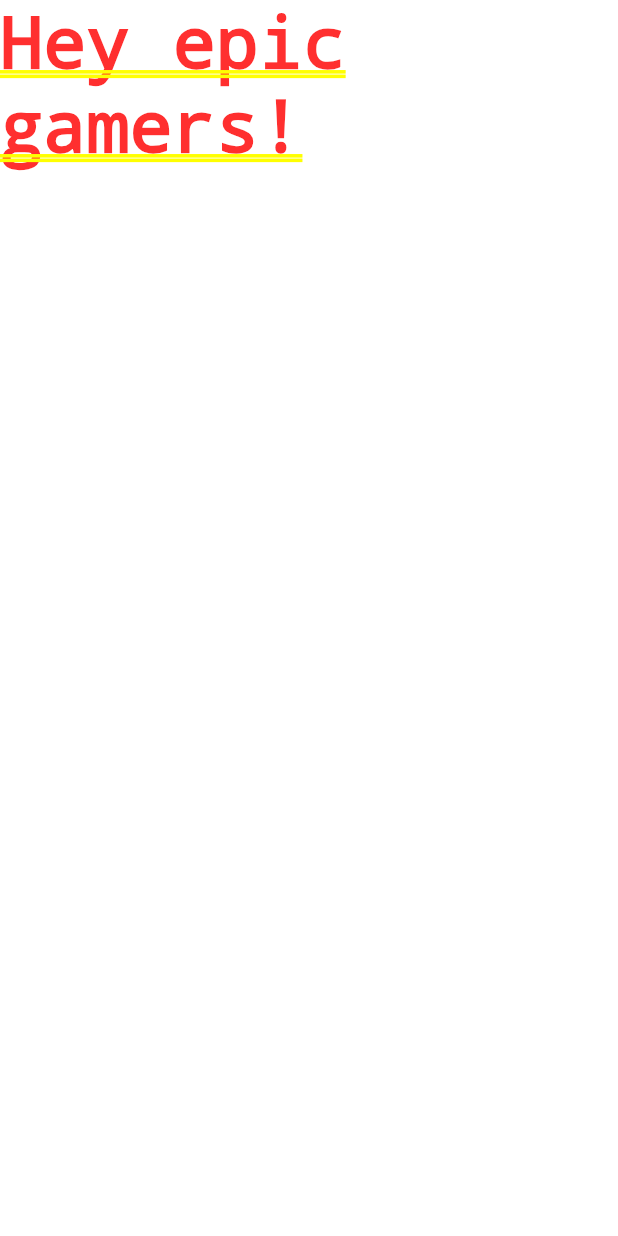
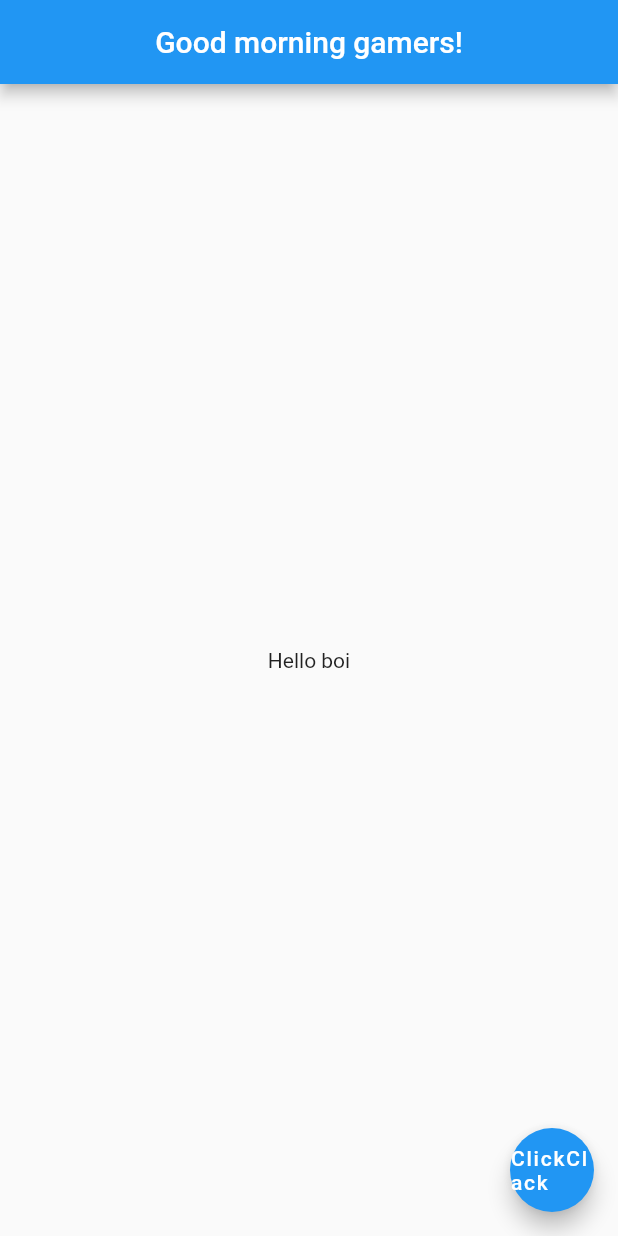
Before and after one commit to neilaldrei/flutter-tutorial-app1, a Flutter app: the screen it shows after launch, on a phone screen of 412 x 824 dp. Run offline on Flutter 3.47's test engine with Material 2 defaults, Android fonts, the phone set to English and light mode, and no system bars.

Commit message:
Lesson #5: Scaffold and App Bar widgets

```diff
--- a/lib/main.dart
+++ b/lib/main.dart
@@ -1,5 +1,16 @@
 import 'package:flutter/material.dart';
 
 void main() => runApp(MaterialApp(
-  home: Text('Hey epic gamers!')
+  home: Scaffold(
+    appBar: AppBar(
+      title: Text("Good morning gamers!"),
+      centerTitle: true,
+    ),
+    body: Center(
+      child: Text("Hello boi"),
+    ),
+    floatingActionButton: FloatingActionButton(
+      child: Text('ClickClack')
+    ),
+  ),
 ));
```
